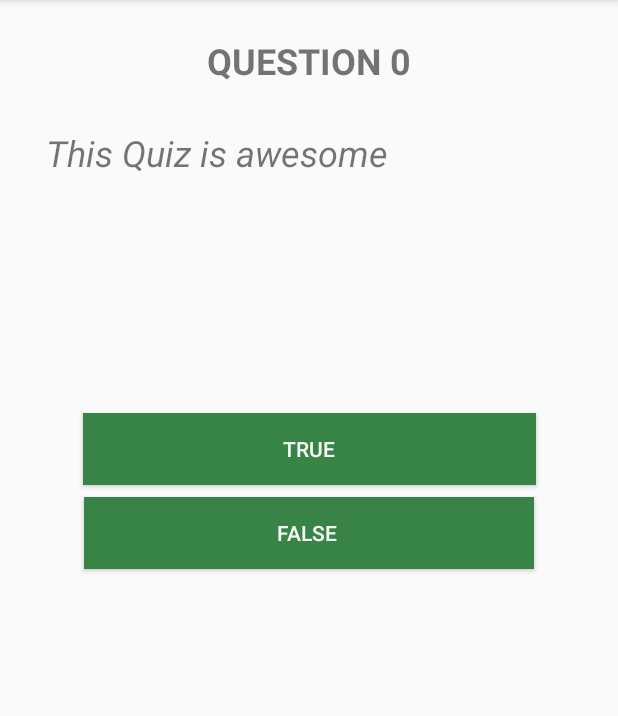
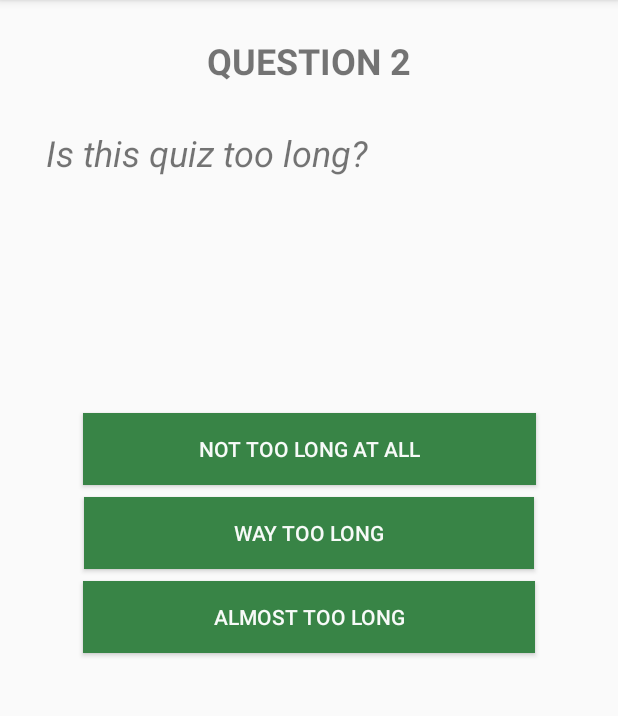
Before and after one commit to TeamTBA/csci3033FInalProject, an Android app: the QuizAction screen opened directly, with no data from a screen before it, after a tap on "TRUE", on a phone screen of 412 x 824 dp, the part 84-800 px from its top. Run offline under Robolectric (Android 15) with nearby library versions, the phone set to English and light mode, and no system bars.

Commit message:
pushing up working quizAction and updated quizResults pages

```diff
--- a/QuizFoundation/app/src/main/java/com/teamtba/quizfoundation/QuizAction.java
+++ b/QuizFoundation/app/src/main/java/com/teamtba/quizfoundation/QuizAction.java
@@ -14,56 +14,69 @@ public class QuizAction extends AppCompatActivity implements View.OnClickListene
 
     //QuizTaker class used to track # of questions taken
     //number incorrect, and store the incorrect Answers
-    QuizTaker myQuiz;
+    static QuizTaker myQuiz;
 
     //Declare Buttons and TextViews
-    Button answerZero;
-    Button answerOne;
-    Button answerTwo;
-    Button answerThree;
-    TextView questionNumber;
-    TextView questionDisplay;
+    static Button answerZero;
+    static Button answerOne;
+    static Button answerTwo;
+    static Button answerThree;
+    static TextView questionNumber;
+    static TextView questionDisplay;
 
     //string pulled from Extra
     String selectedQuiz;
 
     //arrayList will hold the located Questions
-    QuizDatabase.Subcategory quizCategory;
-
-    //track number of questions taken
-    int totalQuestions = 0;
+    static QuizDatabase.Subcategory quizCategory;
 
     //use int to track selected answer
-    int answerSubmit = 10;
+    static int questionID;
+    static int answerSubmit = 10;
+
 
     @Override
     protected void onCreate(Bundle savedInstanceState) {
         super.onCreate(savedInstanceState);
         setContentView(R.layout.activity_quiz_action);
 
+        //questionID is set to 0, as anytime we return to this screen, we will need
+        //to start at the beginning of the selected quiz
+        questionID = 0;
+
         quizCategory = new QuizDatabase.Subcategory();
         //quizCategory.questions = new ArrayList<QuizDatabase.Question>();
         selectedQuiz = getIntent().getStringExtra("selectedQuiz");
         //quizCategory = QuizDatabase.getSubcategory(selectedQuiz);
         myQuiz = new QuizTaker();
-        myQuiz.totalQuestions = quizCategory.questions.size();
+
+        List<String> dummychoices1 = new ArrayList<>();
+        dummychoices1.add("True");
+        dummychoices1.add("False");
 
         QuizDatabase.Question newQuestion = new QuizDatabase.Question();
         newQuestion.text = "This Quiz is awesome";
-        newQuestion.choices[0]="True";
-        newQuestion.choices[1]="False";
+        //newQuestion.choices.add("True");
+        newQuestion.choices = (dummychoices1.toArray(new String[0]));
         newQuestion.answer = 0;
 
         quizCategory.questions.add(newQuestion);
 
+        List<String> dummychoices2 = new ArrayList<>();
+        dummychoices2.add("Not too Long at all");
+        dummychoices2.add("Way too Long");
+        dummychoices2.add("Almost too long");
+
         QuizDatabase.Question secondQuestion = new QuizDatabase.Question();
-        secondQuestion.text = "This Quiz is awesome";
-        secondQuestion.choices[0]="True";
-        secondQuestion.choices[1]="False";
+        secondQuestion.text = "Is this quiz too long?";
+        secondQuestion.choices = (dummychoices2.toArray(new String[0]));
         secondQuestion.answer = 0;
         myQuiz.totalQuestions = quizCategory.questions.size();
 
         quizCategory.questions.add(secondQuestion);
+        myQuiz.totalQuestions = quizCategory.questions.size();
+
+
 
 
         //set buttons and textviews to their views
@@ -77,48 +90,18 @@ public class QuizAction extends AppCompatActivity implements View.OnClickListene
         //Begin a for loop that is driving algorithm for the QuizAction class
         //For each question included in our SubCategory List 'Questions'
         //we will update the textviews on each question
-        for (int i = 0; i < quizCategory.questions.size(); i++) {
-            //update textviews and buttons
-            questionNumber.setText("Question " + totalQuestions);
-            questionDisplay.setText(quizCategory.questions.get(i).text);
-            //only buttons with possible answers will remain visible
-            if (quizCategory.questions.get(i).choices.length == 3) {
-                answerTwo.setVisibility(View.VISIBLE);
-                answerTwo.setText(quizCategory.questions.get(i).choices[2]);
-            } else if (quizCategory.questions.get(i).choices.length == 4) {
-                answerTwo.setVisibility(View.VISIBLE);
-                answerThree.setVisibility(View.VISIBLE);
-                answerTwo.setText(quizCategory.questions.get(i).choices[2]);
-                answerThree.setText(quizCategory.questions.get(i).choices[3]);
-
-            } else {
-                answerTwo.setVisibility(View.INVISIBLE);
-                answerThree.setVisibility(View.INVISIBLE);
-            }
-            //cycle through the possible answers and store them into button texts
-            answerZero.setText(quizCategory.questions.get(i).choices[0]);
-            answerOne.setText(quizCategory.questions.get(i).choices[1]);
-
+        updateQuestion(questionID);
         answerZero.setOnClickListener(this);
         answerOne.setOnClickListener(this);
         answerTwo.setOnClickListener(this);
         answerThree.setOnClickListener(this);
 
-            if (answerSubmit != quizCategory.questions.get(i).answer)
-            {
-                myQuiz.incorrectAnswers.add(quizCategory.questions.get(i));
-            }
     }
 
-        //after 4 loop is completed, we have completed our quiz questions and will move to the quiz
-        //results page
-        Intent intent = new Intent(QuizAction.this,QuizResults.class);
-        intent.putExtra("myQuiz", myQuiz);
-        startActivity(intent);
 
-    }
 
-    @Override
+
+
     public void onClick(View view) {
         switch(view.getId()) {
             case R.id.answer0: {
@@ -138,5 +121,42 @@ public class QuizAction extends AppCompatActivity implements View.OnClickListene
                 break;
             }
         }
+        if (answerSubmit != quizCategory.questions.get(questionID).answer) {
+            myQuiz.incorrectAnswers.add(quizCategory.questions.get(questionID));
+        }
+        questionID+=1;
+        if (questionID < quizCategory.questions.size()) {
+            updateQuestion(questionID);
+        }
+        else
+        {
+            Intent intent = new Intent(QuizAction.this, QuizResults.class);
+            intent.putExtra("myQuiz", myQuiz);
+            startActivity(intent);
         }
     }
+
+    public void updateQuestion(int questionID)
+    {
+        questionNumber.setText("Question " + (questionID + 1));
+        questionDisplay.setText(quizCategory.questions.get(questionID).text);
+        //only buttons with possible answers will remain visible
+        if (quizCategory.questions.get(questionID).choices.length == 3) {
+            answerTwo.setVisibility(View.VISIBLE);
+            answerTwo.setText(quizCategory.questions.get(questionID).choices[2]);
+        } else if (quizCategory.questions.get(questionID).choices.length == 4) {
+            answerTwo.setVisibility(View.VISIBLE);
+            answerThree.setVisibility(View.VISIBLE);
+            answerTwo.setText(quizCategory.questions.get(questionID).choices[2]);
+            answerThree.setText(quizCategory.questions.get(questionID).choices[3]);
+
+        } else {
+            answerTwo.setVisibility(View.INVISIBLE);
+            answerThree.setVisibility(View.INVISIBLE);
+        }
+        //cycle through the possible answers and store them into button texts
+        answerZero.setText(quizCategory.questions.get(questionID).choices[0]);
+        answerOne.setText(quizCategory.questions.get(questionID).choices[1]);
+    }
+
+}
--- a/QuizFoundation/app/src/main/java/com/teamtba/quizfoundation/QuizDatabase.java
+++ b/QuizFoundation/app/src/main/java/com/teamtba/quizfoundation/QuizDatabase.java
@@ -15,6 +15,7 @@ import java.nio.charset.StandardCharsets;
 import java.util.Arrays;
 import java.util.List;
 import java.util.ArrayList;
+import java.util.Vector;
 
 // this static class holds all the methods for accessing the quiz database.
 // this is stored in a binary file, the format of which is implementation-defined and potentially device-specific.
@@ -32,7 +33,7 @@ public class QuizDatabase
     public static class Question implements Serializable
     {
         public String text = "N/A";
-        public String[] choices = {"N/A"};
+        public String[] choices;
         public int answer = 0;
     }
 
--- a/QuizFoundation/app/src/main/java/com/teamtba/quizfoundation/QuizResults.java
+++ b/QuizFoundation/app/src/main/java/com/teamtba/quizfoundation/QuizResults.java
@@ -51,8 +51,8 @@ public class QuizResults extends AppCompatActivity implements View.OnClickListen
             failNotice.setVisibility(View.INVISIBLE);
         }
 
-        gradePercentage.setText(String.valueOf(takenQuiz.getQuizScore() * 100.00));
-        incorrectAnswersNotice.setText("You answered " + String.valueOf(takenQuiz.incorrectAnswers.size()) + " Questions Incorrectly");
+        gradePercentage.setText(String.valueOf(takenQuiz.getQuizScore() * 100.00) + "%");
+        incorrectAnswersNotice.setText("You answered " + String.valueOf(takenQuiz.incorrectAnswers.size()) + "/" + String.valueOf(takenQuiz.totalQuestions) + " Questions Incorrectly");
 
         //listen to see if user chooses to go back to Select a New Quiz
         takeNewQuiz.setOnClickListener(this);
@@ -62,6 +62,7 @@ public class QuizResults extends AppCompatActivity implements View.OnClickListen
     @Override
     public void onClick(View v) {
         Intent goHome = new Intent(QuizResults.this,QuizSelector.class);
+        goHome.addFlags(Intent.FLAG_ACTIVITY_CLEAR_TOP | Intent.FLAG_ACTIVITY_CLEAR_TASK | Intent.FLAG_ACTIVITY_NEW_TASK);
         startActivity(goHome);
     }
 }
--- a/QuizFoundation/app/src/main/java/com/teamtba/quizfoundation/QuizSelector.java
+++ b/QuizFoundation/app/src/main/java/com/teamtba/quizfoundation/QuizSelector.java
@@ -37,7 +37,7 @@ public class QuizSelector extends AppCompatActivity {
     List<QuizDatabase.Subject> subjects;
     Map<QuizDatabase.Subject, List<QuizDatabase.Subcategory>> subQuiz;
     //Grab the most up to date instance of our QuizDatabase
-    QuizDatabase.Instance instance = QuizDatabase.getInstance();
+    //QuizDatabase.Instance instance = QuizDatabase.getInstance();
     //selectedQuiz is to be passed to QuizAction activity
     String selectedQuiz;
     //initialize NewQuiz Button
```
Also changed, not shown: QuizFoundation/app/src/main/res/layout/activity_quiz_results.xml (+5 -5 lines). Lines whose indentation alone changed are shown as unchanged.
